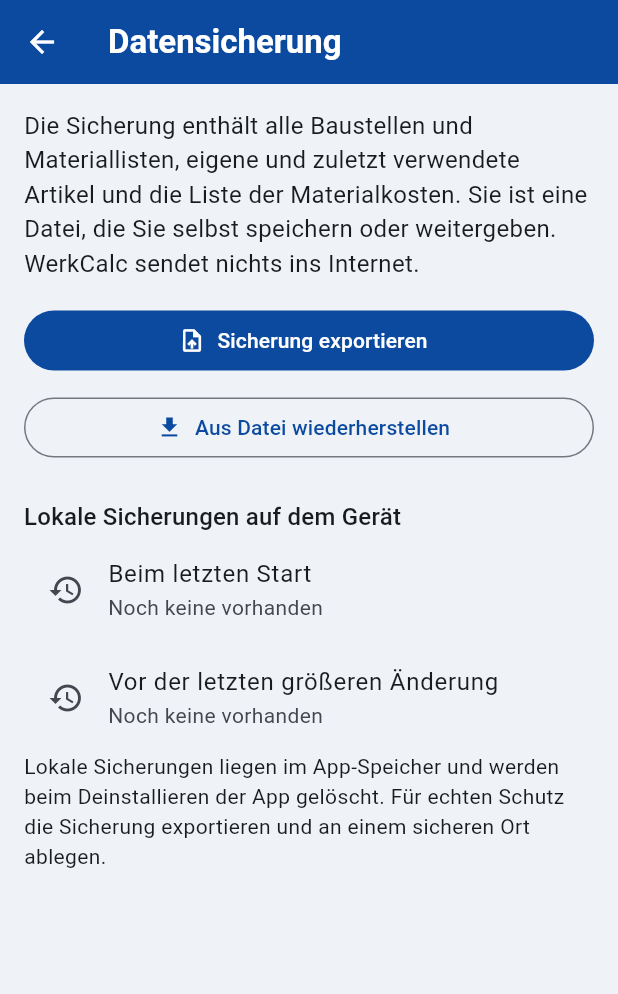
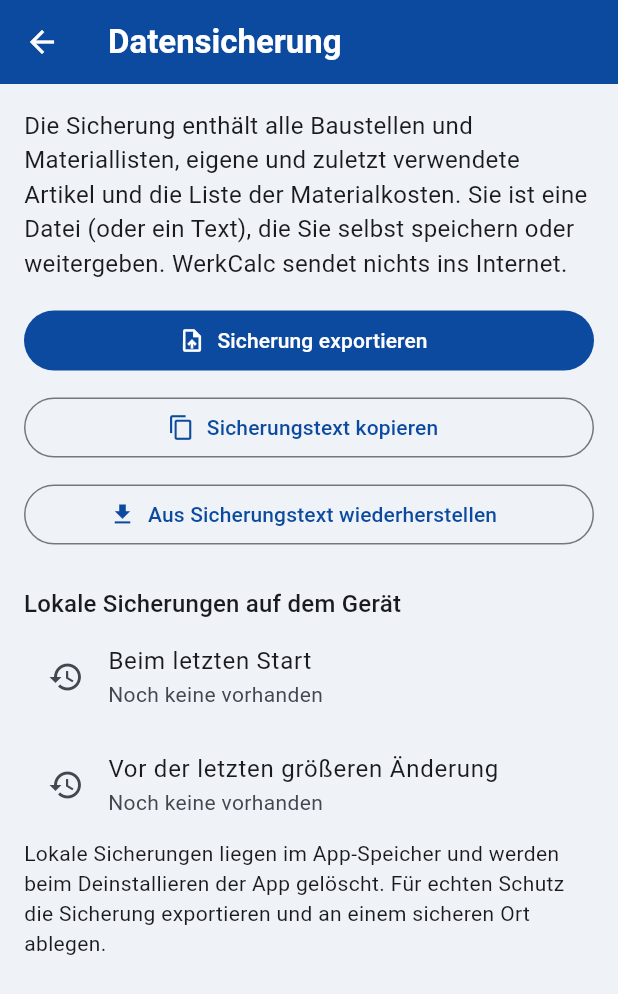
Before and after one commit to astritnika2-werk/werkcalc, a Flutter app: the DatensicherungPage screen opened directly, on a phone screen of 412 x 824 dp. Shown: the top 994 px of the screen. Run offline on Flutter 3.47's test engine with Material 3 defaults, Android fonts, the phone set to English and light mode, and no system bars; our stand-ins replace image_picker, pdf, printing, sensors_plus, share_plus, shared_preferences and 1 more; missing offline and left inert: google_mlkit_text_recognition, record; accounts and stored records are empty.

Commit message:
Datensicherung: Wiederherstellen per eingefügtem Sicherungstext statt file_picker (Android-compileSdk-Konflikt), Text kopieren
Co-Authored-By: Claude Sonnet 5.5 <noreply@anthropic.com>
Claude-Session: https://claude.ai/code/session_01PTW2dnjuhFN71tGaVrWHGv

```diff
--- a/lib/datensicherung_page.dart
+++ b/lib/datensicherung_page.dart
@@ -1,8 +1,8 @@
 import 'dart:convert';
 import 'dart:typed_data';
 
-import 'package:file_picker/file_picker.dart';
 import 'package:flutter/material.dart';
+import 'package:flutter/services.dart';
 import 'package:share_plus/share_plus.dart';
 
 import 'datensicherung.dart';
@@ -83,29 +83,65 @@ class _DatensicherungPageState extends State<DatensicherungPage> {
       '${s.listen.length} Baustellen mit ${s.anzahlPositionen} Positionen'
       '${s.materialkosten == null ? '' : ', ${s.materialkosten!.length} Materialkosten-Positionen'}';
 
-  Future<void> _ausDatei() async {
-    FilePickerResult? r;
+  /// Text der Sicherung eingeben/einfügen (aus der Zwischenablage).
+  Future<String?> _textEingabe() {
+    final c = TextEditingController();
+    return showDialog<String>(
+      context: context,
+      builder: (ctx) => AlertDialog(
+        title: const Text('Sicherungstext einfügen'),
+        content: SizedBox(
+          width: double.maxFinite,
+          child: Column(mainAxisSize: MainAxisSize.min, children: [
+            const Text(
+              'Öffnen Sie die gespeicherte Sicherungsdatei in einer Text-App, kopieren Sie den ganzen Inhalt '
+              'und fügen Sie ihn hier ein.',
+            ),
+            const SizedBox(height: 10),
+            TextField(
+              controller: c,
+              maxLines: 6,
+              decoration: const InputDecoration(border: OutlineInputBorder(), hintText: '{"format":"werkcalc-datensicherung", …'),
+            ),
+            Align(
+              alignment: Alignment.centerLeft,
+              child: TextButton.icon(
+                onPressed: () async {
+                  final d = await Clipboard.getData(Clipboard.kTextPlain);
+                  if (d?.text != null) c.text = d!.text!;
+                },
+                icon: const Icon(Icons.content_paste),
+                label: const Text('Aus Zwischenablage einfügen'),
+              ),
+            ),
+          ]),
+        ),
+        actions: [
+          TextButton(onPressed: () => Navigator.pop(ctx), child: const Text('Abbrechen')),
+          FilledButton(onPressed: () => Navigator.pop(ctx, c.text), child: const Text('Prüfen')),
+        ],
+      ),
+    );
+  }
+
+  Future<void> _kopieren() async {
+    setState(() => _busy = true);
     try {
-      r = await FilePicker.platform.pickFiles(type: FileType.any, withData: true);
+      final text = await _store.sicherungText();
+      await Clipboard.setData(ClipboardData(text: text));
+      _meldung('Sicherungstext kopiert. In einer Notiz-App oder Nachricht einfügen und sicher aufbewahren.');
     } catch (_) {
-      await _fehlerDialog('Datei nicht lesbar', 'Die Datei konnte nicht geöffnet werden. Ihre Daten wurden nicht verändert.');
-      return;
+      _meldung('Die Sicherung konnte nicht erstellt werden.');
+    } finally {
+      if (mounted) setState(() => _busy = false);
     }
-    if (r == null || r.files.isEmpty) return;
-    final bytes = r.files.first.bytes;
-    if (bytes == null) {
-      await _fehlerDialog('Datei nicht lesbar', 'Die Datei konnte nicht gelesen werden. Ihre Daten wurden nicht verändert.');
-      return;
-    }
-    if (bytes.length > kSicherungMaxZeichen) {
-      await _fehlerDialog('Datei zu groß', 'Das ist keine WerkCalc-Sicherung (Datei zu groß). Ihre Daten wurden nicht verändert.');
-      return;
-    }
-    String text;
-    try {
-      text = utf8.decode(bytes);
-    } catch (_) {
-      await _fehlerDialog('Datei nicht lesbar', 'Die Datei ist keine WerkCalc-Sicherung (kein Text). Ihre Daten wurden nicht verändert.');
+  }
+
+  Future<void> _ausText() async {
+    final text = await _textEingabe();
+    if (text == null || !mounted) return;
+    if (text.length > kSicherungMaxZeichen) {
+      await _fehlerDialog('Text zu groß', 'Das ist keine WerkCalc-Sicherung (Text zu groß). Ihre Daten wurden nicht verändert.');
       return;
     }
     final pr = pruefeSicherung(text);
@@ -115,8 +151,8 @@ class _DatensicherungPageState extends State<DatensicherungPage> {
     }
     final s = pr.sicherung!;
     final ja = await _frage(
-      'Aus Datei wiederherstellen?',
-      'Die Datei enthält ${_beschreibung(s)}'
+      'Aus Sicherung wiederherstellen?',
+      'Die Sicherung enthält ${_beschreibung(s)}'
       '${s.erstellt.millisecondsSinceEpoch > 0 ? ' (erstellt am ${formatDatum(s.erstellt)})' : ''}.\n\n'
       'Die aktuellen Baustellen und Materiallisten werden dadurch ersetzt. '
       'Der Stand davor wird als lokale Sicherung festgehalten.',
@@ -226,7 +262,7 @@ class _DatensicherungPageState extends State<DatensicherungPage> {
               ),
             const Text(
               'Die Sicherung enthält alle Baustellen und Materiallisten, eigene und zuletzt verwendete Artikel '
-              'und die Liste der Materialkosten. Sie ist eine Datei, die Sie selbst speichern oder weitergeben. '
+              'und die Liste der Materialkosten. Sie ist eine Datei (oder ein Text), die Sie selbst speichern oder weitergeben. '
               'WerkCalc sendet nichts ins Internet.',
               style: TextStyle(fontSize: 16),
             ),
@@ -238,9 +274,15 @@ class _DatensicherungPageState extends State<DatensicherungPage> {
             ),
             const SizedBox(height: 10),
             OutlinedButton.icon(
-              onPressed: _busy ? null : _ausDatei,
+              onPressed: _busy ? null : _kopieren,
+              icon: const Icon(Icons.copy),
+              label: const Text('Sicherungstext kopieren'),
+            ),
+            const SizedBox(height: 10),
+            OutlinedButton.icon(
+              onPressed: _busy ? null : _ausText,
               icon: const Icon(Icons.download),
-              label: const Text('Aus Datei wiederherstellen'),
+              label: const Text('Aus Sicherungstext wiederherstellen'),
             ),
             const SizedBox(height: 24),
             Text('Lokale Sicherungen auf dem Gerät', style: Theme.of(context).textTheme.titleMedium),
--- a/pubspec.yaml
+++ b/pubspec.yaml
@@ -18,7 +18,6 @@ dependencies:
   speech_to_text: ^7.0.0
   sensors_plus: ^6.0.1
   record: ^6.0.0
-  file_picker: ^8.1.2
 
 dev_dependencies:
   flutter_test:
```
